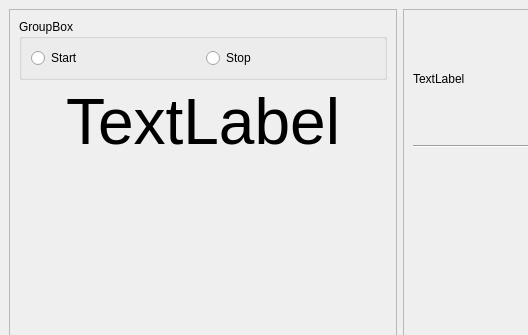
Old version of the form mainwindow.ui in the repository horvathzoltan/camtest; both pictures show x 0 to 528 and y 0 to 335 of the 800 by 600 pixel window.
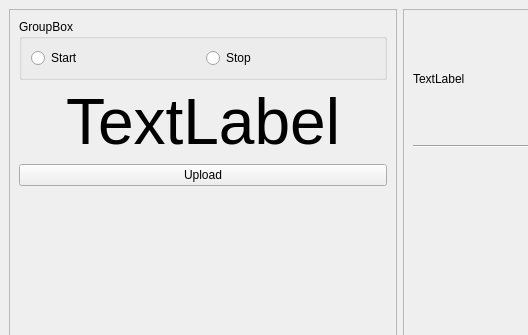
New version of the form.

The edit to the form file:
```diff
--- a/mainwindow.ui
+++ b/mainwindow.ui
@@ -62,6 +62,13 @@
          </property>
         </widget>
        </item>
+       <item>
+        <widget class="QPushButton" name="pushButton_upload">
+         <property name="text">
+          <string>Upload</string>
+         </property>
+        </widget>
+       </item>
        <item>
         <spacer name="verticalSpacer">
          <property name="orientation">
```
